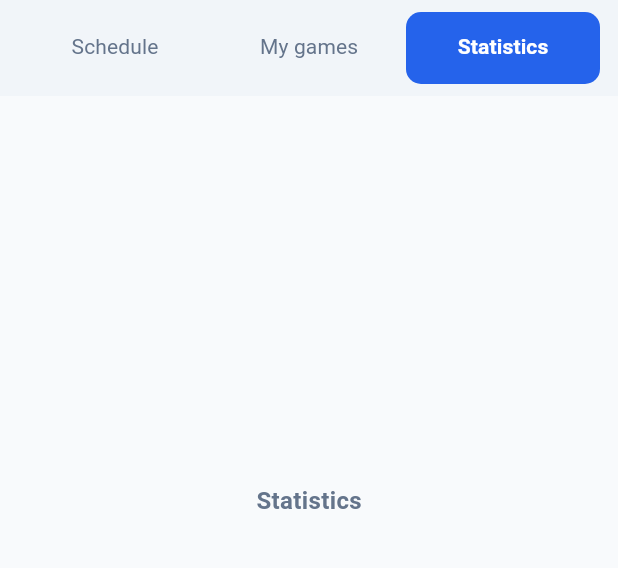
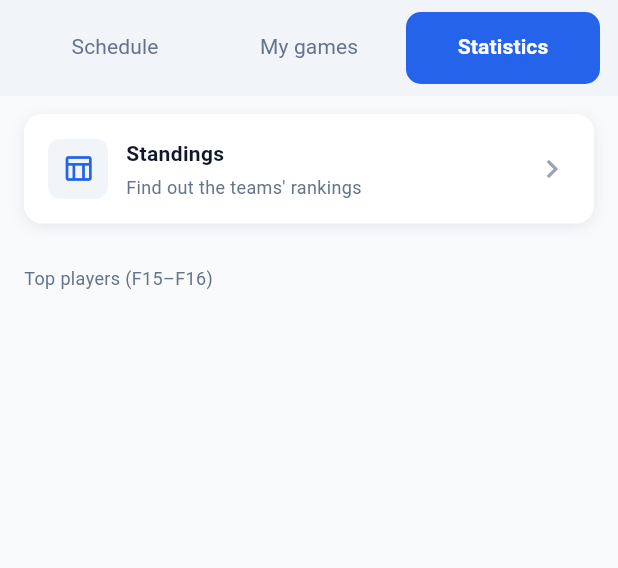
Before and after one commit to SaeefMinhaz/flutter_complex_ui_guide, a Flutter app: the screen it shows after launch, tab 3 chosen, on a phone screen of 412 x 824 dp, the part 330-898 px from its top. Run offline on Flutter 3.47's test engine with Material 3 defaults, Android fonts, the phone set to English and light mode, and no system bars; our stand-ins replace equatable, flutter_bloc.

Commit message:
feat(statistics): Standings card added

```diff
--- a/lib/features/statistics/presentation/statistics_page.dart
+++ b/lib/features/statistics/presentation/statistics_page.dart
@@ -1,18 +1,35 @@
 import 'package:flutter/material.dart';
 
 import '../../../core/theme/theme.dart';
+import 'widgets/standings_card.dart';
 
-/// Statistics tab content. Standings, Top Players in F14–F16.
+/// Statistics tab content. Standings card (F14), Top players in F15–F16.
 class StatisticsPage extends StatelessWidget {
   const StatisticsPage({super.key});
 
   @override
   Widget build(BuildContext context) {
-    return Center(
-      child: Text(
-        'Statistics',
-        style: AppTextStyles.sectionHeader.copyWith(color: AppColors.textSecondary),
-      ),
+    return CustomScrollView(
+      slivers: [
+        SliverToBoxAdapter(
+          child: StandingsCard(
+            onTap: () {
+              ScaffoldMessenger.of(context).showSnackBar(
+                const SnackBar(content: Text('Standings tapped')),
+              );
+            },
+          ),
+        ),
+        SliverToBoxAdapter(
+          child: Padding(
+            padding: const EdgeInsets.all(16),
+            child: Text(
+              'Top players (F15–F16)',
+              style: AppTextStyles.bodySmall,
+            ),
+          ),
+        ),
+      ],
     );
   }
 }
--- /dev/null
+++ b/lib/features/statistics/presentation/widgets/standings_card.dart
@@ -0,0 +1,61 @@
+import 'package:flutter/material.dart';
+
+import '../../../../core/theme/theme.dart';
+import '../../../../core/widgets/widgets.dart';
+
+/// Standings entry card shown at top of Statistics tab.
+class StandingsCard extends StatelessWidget {
+  const StandingsCard({super.key, this.onTap});
+
+  final VoidCallback? onTap;
+
+  @override
+  Widget build(BuildContext context) {
+    return CardContainer(
+      margin: const EdgeInsets.symmetric(horizontal: 16, vertical: 12),
+      padding: const EdgeInsets.all(16),
+      child: InkWell(
+        onTap: onTap,
+        borderRadius: BorderRadius.circular(12),
+        child: Row(
+          children: [
+            Container(
+              width: 40,
+              height: 40,
+              decoration: BoxDecoration(
+                color: AppColors.surface,
+                borderRadius: BorderRadius.circular(8),
+              ),
+              child: const Icon(
+                Icons.table_chart_outlined,
+                color: AppColors.primary,
+                size: 22,
+              ),
+            ),
+            const SizedBox(width: 12),
+            Expanded(
+              child: Column(
+                crossAxisAlignment: CrossAxisAlignment.start,
+                children: [
+                  Text(
+                    'Standings',
+                    style: AppTextStyles.cardTitle,
+                  ),
+                  const SizedBox(height: 4),
+                  Text(
+                    'Find out the teams\' rankings',
+                    style: AppTextStyles.bodySmall,
+                  ),
+                ],
+              ),
+            ),
+            const Icon(
+              Icons.chevron_right,
+              color: AppColors.textInactive,
+            ),
+          ],
+        ),
+      ),
+    );
+  }
+}
```
